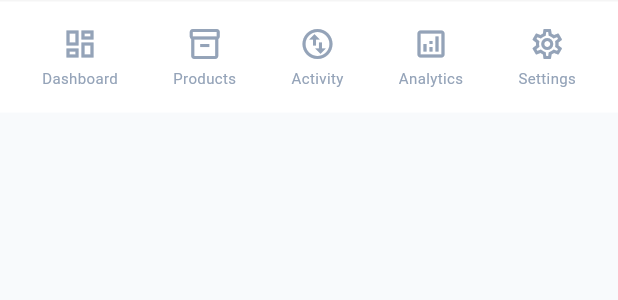
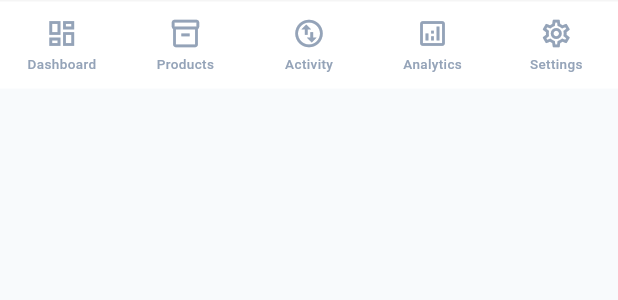
Before and after one commit to Ashishkumarpy/B2B-Stock-App, a Flutter app: the _BottomNavBar widget shown alone on an empty page, opened directly, on a phone screen of 412 x 824 dp. Shown: the top 300 px of the screen. Run offline on Flutter 3.47's test engine with Material 3 defaults, Android fonts, the phone set to English and light mode, and no system bars; our stand-ins replace cached_network_image, csv, equatable, file_picker, firebase_core, firebase_messaging and 9 more; missing offline and left inert: mobile_scanner; accounts and stored records are empty.

Commit message:
style: resolve horizontal bottom navbar overflow in main_shell.dart
- Wrapped all _NavBarItem children inside Expanded widgets to distribute tabs with exact mathematical accuracy.
- Replaced fixed horizontal tab padding with a combination of Expanded bounds and scale-down FittedBox text wrappers.
- Reduced default icon sizes to 22.
- Fully prevents layout breaks or black-and-yellow striped overflow errors on narrow device widths.

```diff
--- a/mobile/lib/presentation/screens/main_shell.dart
+++ b/mobile/lib/presentation/screens/main_shell.dart
@@ -31,48 +31,58 @@ class _BottomNavBar extends StatelessWidget {
     return Container(
       decoration: BoxDecoration(
         color: Colors.white,
-        border: Border(top: BorderSide(color: Colors.grey.withOpacity(0.1))),
+        border: Border(top: BorderSide(color: Colors.grey.withValues(alpha: 0.1))),
       ),
       child: SafeArea(
         child: Padding(
-          padding: const EdgeInsets.symmetric(horizontal: AppTheme.sp16, vertical: 8),
+          padding: const EdgeInsets.symmetric(vertical: 4),
           child: Row(
-            mainAxisAlignment: MainAxisAlignment.spaceBetween,
+            mainAxisAlignment: MainAxisAlignment.spaceEvenly,
             children: [
-              _NavBarItem(
+              Expanded(
+                child: _NavBarItem(
                   icon: Icons.dashboard_outlined,
                   activeIcon: Icons.dashboard_rounded,
                   label: 'Dashboard',
                   isActive: location == '/',
                   onTap: () => context.go('/'),
                 ),
-              _NavBarItem(
+              ),
+              Expanded(
+                child: _NavBarItem(
                   icon: Icons.inventory_2_outlined,
                   activeIcon: Icons.inventory_2_rounded,
                   label: 'Products',
                   isActive: location.startsWith('/products') || location == '/add-product',
                   onTap: () => context.go('/products'),
                 ),
-              _NavBarItem(
+              ),
+              Expanded(
+                child: _NavBarItem(
                   icon: Icons.swap_vert_circle_outlined,
                   activeIcon: Icons.swap_vert_circle_rounded,
                   label: 'Activity',
                   isActive: location == '/stock-activity' || location == '/worker-activity',
                   onTap: () => context.go('/stock-activity'),
                 ),
-              _NavBarItem(
+              ),
+              Expanded(
+                child: _NavBarItem(
                   icon: Icons.analytics_outlined,
                   activeIcon: Icons.analytics_rounded,
                   label: 'Analytics',
                   isActive: location == '/analytics',
                   onTap: () => context.go('/analytics'),
                 ),
-              _NavBarItem(
+              ),
+              Expanded(
+                child: _NavBarItem(
                   icon: Icons.settings_outlined,
                   activeIcon: Icons.settings_rounded,
                   label: 'Settings',
                   isActive: location == '/settings',
                   onTap: () => context.go('/settings'),
+                ),
               ),
             ],
           ),
@@ -105,18 +115,23 @@ class _NavBarItem extends StatelessWidget {
       onTap: onTap,
       borderRadius: BorderRadius.circular(AppTheme.radiusMD),
       child: Padding(
-        padding: const EdgeInsets.symmetric(horizontal: 12, vertical: 8),
+        padding: const EdgeInsets.symmetric(vertical: 6, horizontal: 2),
         child: Column(
           mainAxisSize: MainAxisSize.min,
+          mainAxisAlignment: MainAxisAlignment.center,
           children: [
-            Icon(isActive ? activeIcon : icon, color: color, size: 24),
-            const SizedBox(height: 4),
-            Text(
+            Icon(isActive ? activeIcon : icon, color: color, size: 22),
+            const SizedBox(height: 3),
+            FittedBox(
+              fit: BoxFit.scaleDown,
+              child: Text(
                 label,
+                maxLines: 1,
                 style: TextStyle(
                   color: color,
-                fontSize: 10,
-                fontWeight: isActive ? FontWeight.bold : FontWeight.normal,
+                  fontSize: 9,
+                  fontWeight: isActive ? FontWeight.bold : FontWeight.w500,
+                ),
               ),
             ),
           ],
```
Lines whose indentation alone changed are shown as unchanged.
